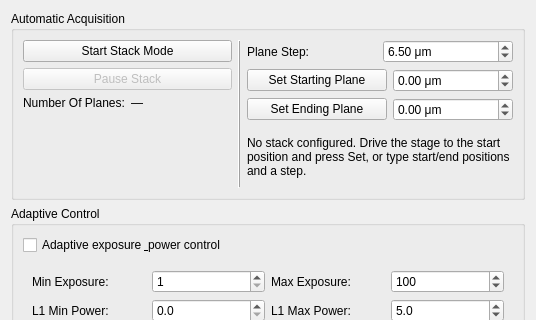
The window that lightsheet/gui/panels/ui_stack_panel.ui (LIOMLab/lightsheet) describes before a commit, drawn with Qt 5; both pictures show x 0 to 536 and y 0 to 320 of the 536 by 1031 pixel window.
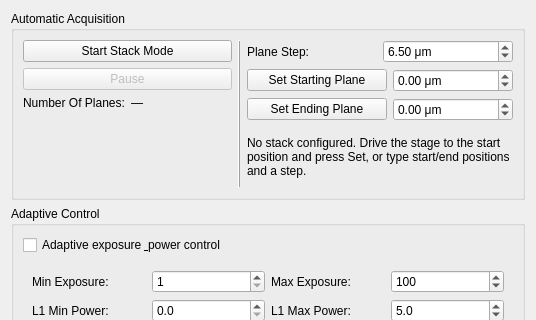
The same window after the commit. Custom widgets are drawn as their Qt base class.

Diff of the .ui file:
```diff
--- a/lightsheet/gui/panels/ui_stack_panel.ui
+++ b/lightsheet/gui/panels/ui_stack_panel.ui
@@ -57,7 +57,7 @@
            <string>Pause the running stack at the next plane boundary. The current plane finishes, lasers switch off, and the run can be resumed later from the acquisition queue.</string>
           </property>
           <property name="text">
-           <string>Pause Stack</string>
+           <string>Pause</string>
           </property>
          </widget>
         </item>
```
Left out of the diff: 5 changed lines with no effect on the pictures.
